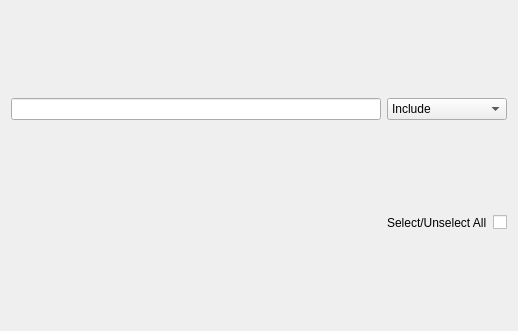
Before: the Qt Designer form scripts/Muon/GUI/Common/list_selector/list_selector.ui in mantidproject/mantid, drawn with Qt 5.
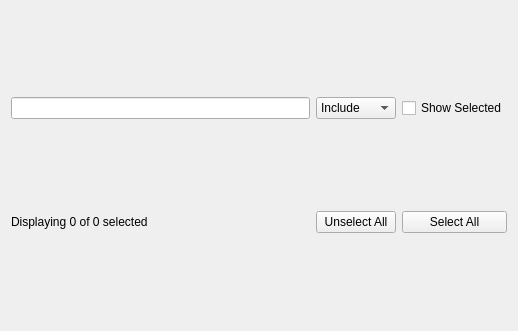
After: the same form once the commit is applied.

Commit message: Added show selection options Re #25585

What changed in the file:
```diff
--- a/scripts/Muon/GUI/Common/list_selector/list_selector.ui
+++ b/scripts/Muon/GUI/Common/list_selector/list_selector.ui
@@ -14,7 +14,10 @@
    <string>Form</string>
   </property>
   <layout class="QGridLayout" name="gridLayout">
-   <item row="0" column="2" colspan="2">
+   <item row="0" column="0">
+    <widget class="QLineEdit" name="filter_line_edit"/>
+   </item>
+   <item row="0" column="1">
     <widget class="QComboBox" name="filter_type_combo_box">
      <item>
       <property name="text">
@@ -28,39 +31,55 @@
      </item>
     </widget>
    </item>
-   <item row="1" column="0" colspan="4">
+   <item row="0" column="2">
+    <widget class="QCheckBox" name="show_selected_checkbox">
+     <property name="text">
+      <string>Show Selected</string>
+     </property>
+    </widget>
+   </item>
+   <item row="1" column="0" colspan="3">
     <layout class="QGridLayout" name="list_layout"/>
    </item>
+   <item row="2" column="0">
+    <widget class="QLabel" name="number_of_selected_display_box">
+     <property name="text">
+      <string>Displaying 0 of 0 selected</string>
+     </property>
+    </widget>
+   </item>
    <item row="2" column="1">
-    <spacer name="horizontalSpacer">
-     <property name="orientation">
-      <enum>Qt::Horizontal</enum>
+    <widget class="QPushButton" name="unselect_all_button">
+     <property name="sizePolicy">
+      <sizepolicy hsizetype="Preferred" vsizetype="Fixed">
+       <horstretch>0</horstretch>
+       <verstretch>0</verstretch>
+      </sizepolicy>
      </property>
-     <property name="sizeHint" stdset="0">
-      <size>
-       <width>332</width>
-       <height>20</height>
-      </size>
+     <property name="focusPolicy">
+      <enum>Qt::NoFocus</enum>
      </property>
-    </spacer>
+     <property name="text">
+      <string>Unselect All</string>
+     </property>
+    </widget>
    </item>
    <item row="2" column="2">
-    <widget class="QLabel" name="label">
-     <property name="text">
-      <string>Select/Unselect All</string>
+    <widget class="QPushButton" name="select_all_button">
+     <property name="sizePolicy">
+      <sizepolicy hsizetype="Preferred" vsizetype="Fixed">
+       <horstretch>0</horstretch>
+       <verstretch>0</verstretch>
+      </sizepolicy>
      </property>
-    </widget>
-   </item>
-   <item row="2" column="3">
-    <widget class="QCheckBox" name="select_all_checkbox">
+     <property name="focusPolicy">
+      <enum>Qt::NoFocus</enum>
+     </property>
      <property name="text">
-      <string/>
+      <string>Select All</string>
      </property>
     </widget>
    </item>
-   <item row="0" column="0" colspan="2">
-    <widget class="QLineEdit" name="filter_line_edit"/>
-   </item>
   </layout>
  </widget>
  <resources/>
```
Left out of the diff: 8 changed lines with no effect on the pictures. The commit also changes 5 other files.
